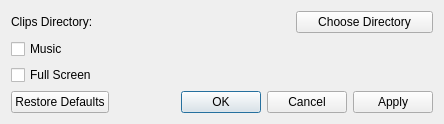
Qt form ui/settings.ui (tdauth/gustavsfairyland) before a commit.
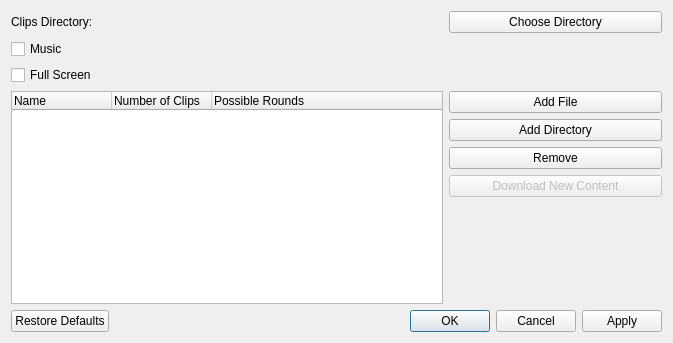
The same form after that commit.

Commit message: Unified clips dialog in settings dialog, added support for reseting clip package

```diff
--- a/ui/settings.ui
+++ b/ui/settings.ui
@@ -6,8 +6,8 @@
    <rect>
     <x>0</x>
     <y>0</y>
-    <width>444</width>
-    <height>107</height>
+    <width>673</width>
+    <height>343</height>
    </rect>
   </property>
   <property name="windowTitle">
@@ -42,7 +42,7 @@
      </property>
     </widget>
    </item>
-   <item row="4" column="0" colspan="3">
+   <item row="5" column="0" colspan="3">
     <widget class="QDialogButtonBox" name="buttonBox">
      <property name="standardButtons">
       <set>QDialogButtonBox::Apply|QDialogButtonBox::Cancel|QDialogButtonBox::Ok|QDialogButtonBox::RestoreDefaults</set>
@@ -56,6 +56,73 @@
      </property>
     </widget>
    </item>
+   <item row="4" column="2">
+    <layout class="QVBoxLayout" name="verticalLayout">
+     <item>
+      <widget class="QPushButton" name="addFilePushButton">
+       <property name="text">
+        <string>Add File</string>
+       </property>
+      </widget>
+     </item>
+     <item>
+      <widget class="QPushButton" name="addDirectoryPushButton">
+       <property name="text">
+        <string>Add Directory</string>
+       </property>
+      </widget>
+     </item>
+     <item>
+      <widget class="QPushButton" name="removePushButton">
+       <property name="text">
+        <string>Remove</string>
+       </property>
+      </widget>
+     </item>
+     <item>
+      <widget class="QPushButton" name="downloadPushButton">
+       <property name="enabled">
+        <bool>false</bool>
+       </property>
+       <property name="text">
+        <string>Download New Content</string>
+       </property>
+      </widget>
+     </item>
+     <item>
+      <spacer name="verticalSpacer">
+       <property name="orientation">
+        <enum>Qt::Vertical</enum>
+       </property>
+       <property name="sizeHint" stdset="0">
+        <size>
+         <width>20</width>
+         <height>40</height>
+        </size>
+       </property>
+      </spacer>
+     </item>
+    </layout>
+   </item>
+   <item row="4" column="0" colspan="2">
+    <widget class="QTreeWidget" name="treeWidget">
+     <column>
+      <property name="text">
+       <string>Name</string>
+      </property>
+     </column>
+     <column>
+      <property name="text">
+       <string>Number of Clips</string>
+      </property>
+     </column>
+     <column>
+      <property name="text">
+       <string>Possible Rounds</string>
+      </property>
+     </column>
+    </widget>
+   </item>
   </layout>
  </widget>
  <resources/>
```
The commit also changes 11 other files.
